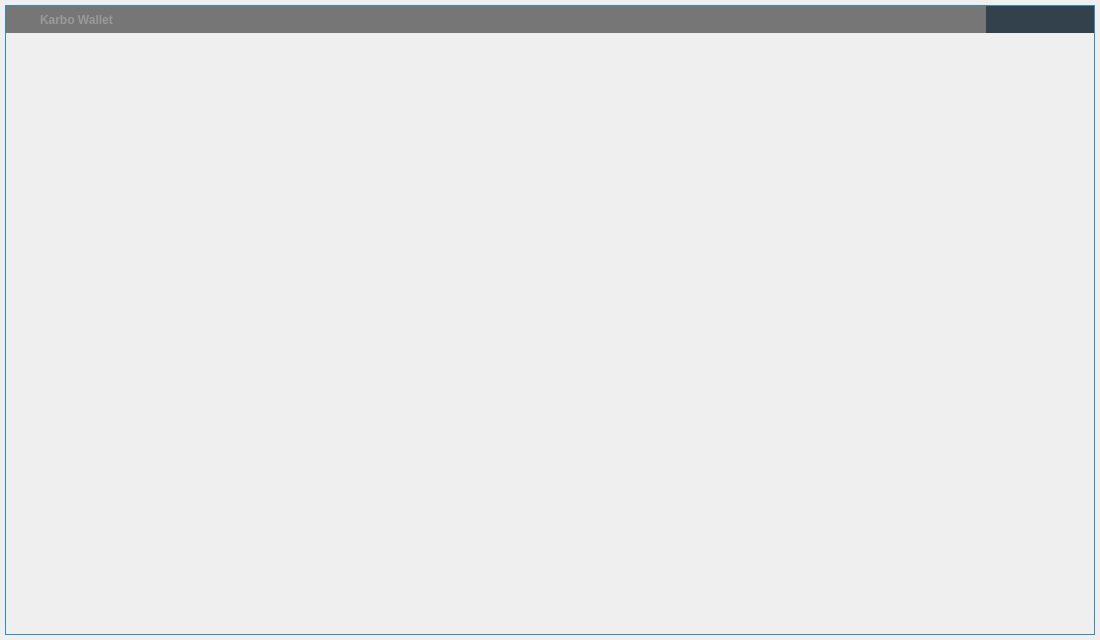
Before: the Qt Designer form framelesswindow/framelesswindow.ui in seredat/karbowanecwallet, drawn with Qt 5.
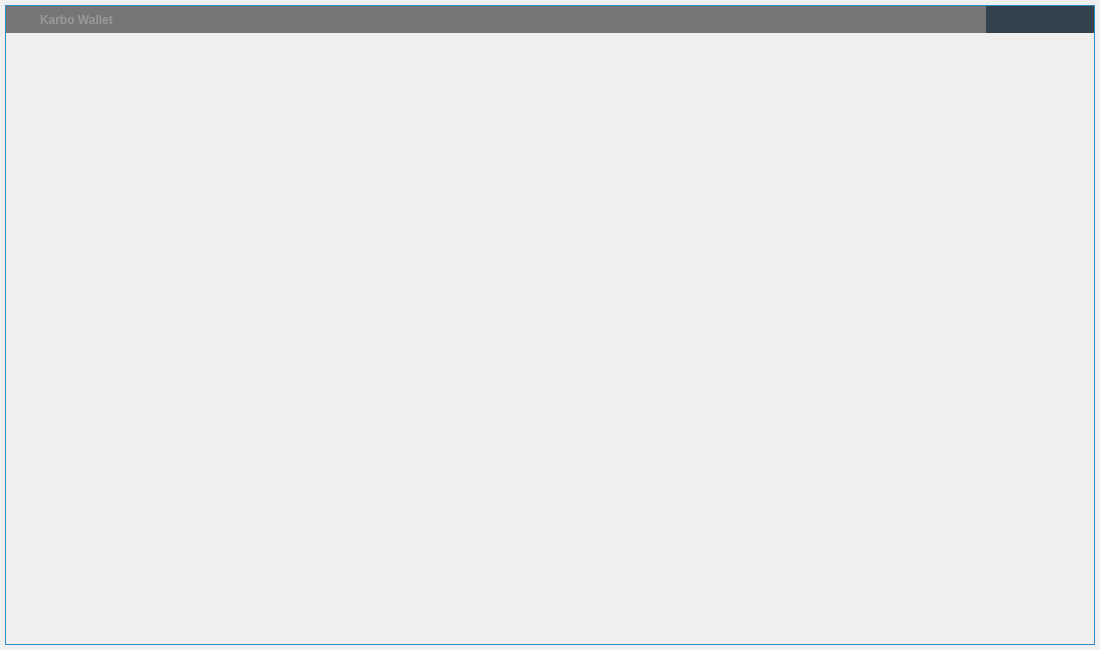
After: the same form once the commit is applied. Icons and pictures are not drawn. Custom widgets are drawn as their Qt base class.

Commit message: Set window title with opened wallet name and path

```diff
--- a/framelesswindow/framelesswindow.ui
+++ b/framelesswindow/framelesswindow.ui
@@ -7,7 +7,7 @@
     <x>0</x>
     <y>0</y>
     <width>1100</width>
-    <height>640</height>
+    <height>650</height>
    </rect>
   </property>
   <property name="windowTitle">
```
The commit also changes 4 other files.
